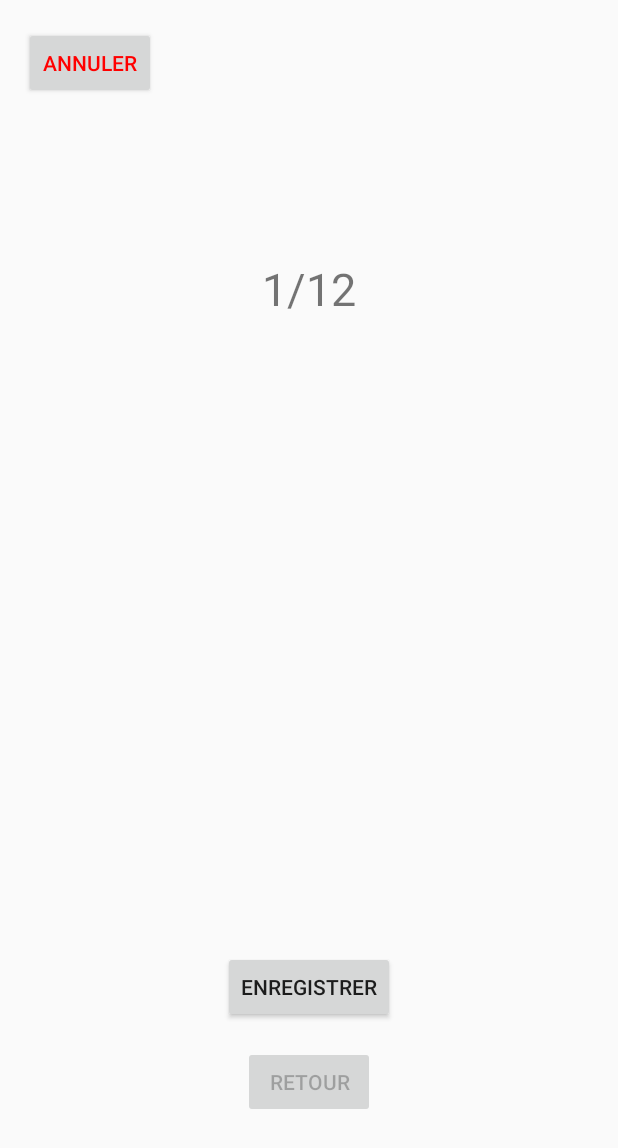
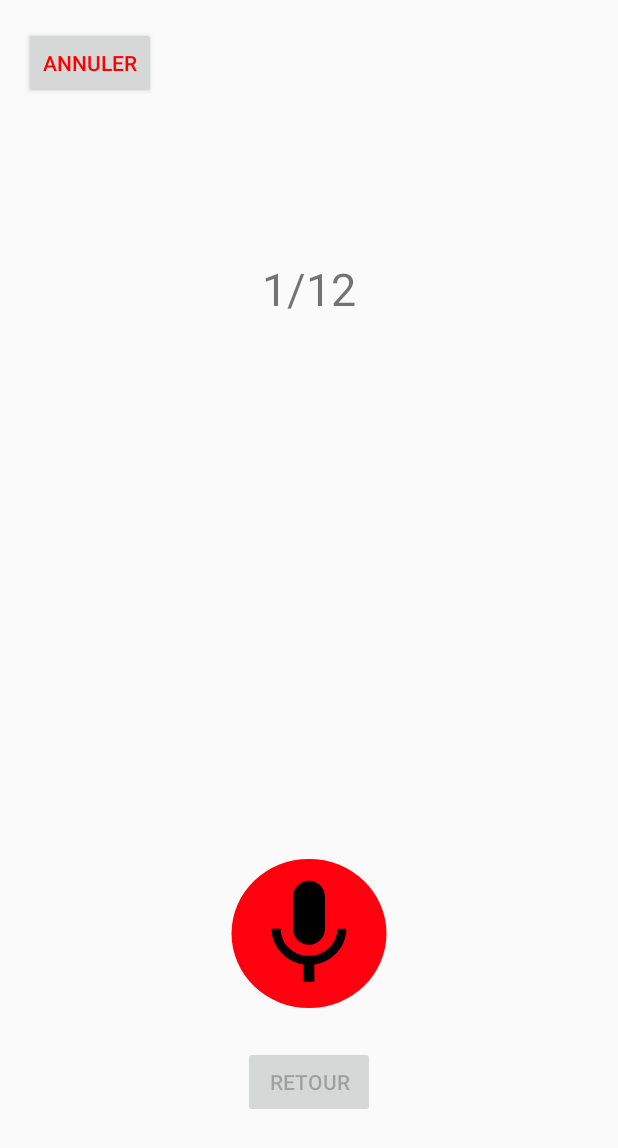
Before and after one commit to SALADINL/projetM1-Voicy, an Android app: the screen it shows after launch (Reco), after a tap on "PHRASE", on a phone screen of 412 x 824 dp. Shown: the top 1148 px of the screen. Run offline under Robolectric (Android 15) with nearby library versions, the light colour scheme and no system bars; network calls fail; 3 statements that could not run were skipped.

Commit message:
Remplacement d'un bouton 'Enregistrer' par un ImageButton qui contient un microphone

```diff
--- a/app/src/main/java/com/example/modulereco/Reco.java
+++ b/app/src/main/java/com/example/modulereco/Reco.java
@@ -9,6 +9,7 @@ import android.os.Environment;
 import android.support.v4.content.ContextCompat;
 import android.view.View;
 import android.widget.Button;
+import android.widget.ImageButton;
 import android.widget.TextView;
 
 import java.io.File;
@@ -25,7 +26,7 @@ public class Reco extends Activity
 	DAP dap = null;
 	TextView mot = null;
 	TextView compteur = null;
-	Button enregistrer = null;
+	ImageButton enregistrer = null;
 
 	Button annuler;
 
@@ -98,7 +99,7 @@ public class Reco extends Activity
 					verifierPermissions();
 					rec.startRecording();
 					retour.setEnabled(false);
-					enregistrer.setText("STOP");
+					enregistrer.setImageResource(R.drawable.ic_mic_black_85dp2);
 				}
 				else
 				{
@@ -114,7 +115,7 @@ public class Reco extends Activity
 						e.printStackTrace();
 					}
 					actualiser();
-					enregistrer.setText("Enregistrer");
+					enregistrer.setImageResource(R.drawable.ic_mic_black_85dp);
 
 					if (exo.getIndex() > 0)
 						retour.setEnabled(true);
--- /dev/null
+++ b/app/src/main/res/drawable/ic_brightness_1_black_24dp.xml
@@ -0,0 +1,5 @@
+<vector android:height="24dp" android:tint="#FF000E"
+    android:viewportHeight="24.0" android:viewportWidth="24.0"
+    android:width="24dp" xmlns:android="http://schemas.android.com/apk/res/android">
+    <path android:fillColor="#FF000000" android:pathData="M12,12m-10,0a10,10 0,1 1,20 0a10,10 0,1 1,-20 0"/>
+</vector>
--- /dev/null
+++ b/app/src/main/res/drawable/ic_mic_black_85dp.xml
@@ -0,0 +1,4 @@
+<vector android:height="85dp" android:viewportHeight="24.0"
+    android:viewportWidth="24.0" android:width="85dp" xmlns:android="http://schemas.android.com/apk/res/android">
+    <path android:fillColor="#FF000000" android:pathData="M12,14c1.66,0 2.99,-1.34 2.99,-3L15,5c0,-1.66 -1.34,-3 -3,-3S9,3.34 9,5v6c0,1.66 1.34,3 3,3zM17.3,11c0,3 -2.54,5.1 -5.3,5.1S6.7,14 6.7,11L5,11c0,3.41 2.72,6.23 6,6.72L11,21h2v-3.28c3.28,-0.48 6,-3.3 6,-6.72h-1.7z"/>
+</vector>
--- /dev/null
+++ b/app/src/main/res/drawable/ic_mic_black_85dp2.xml
@@ -0,0 +1,5 @@
+<vector android:height="85dp" android:tint="#A79C91"
+    android:viewportHeight="24.0" android:viewportWidth="24.0"
+    android:width="85dp" xmlns:android="http://schemas.android.com/apk/res/android">
+    <path android:fillColor="#FF000000" android:pathData="M12,14c1.66,0 2.99,-1.34 2.99,-3L15,5c0,-1.66 -1.34,-3 -3,-3S9,3.34 9,5v6c0,1.66 1.34,3 3,3zM17.3,11c0,3 -2.54,5.1 -5.3,5.1S6.7,14 6.7,11L5,11c0,3.41 2.72,6.23 6,6.72L11,21h2v-3.28c3.28,-0.48 6,-3.3 6,-6.72h-1.7z"/>
+</vector>
--- a/app/src/main/res/layout/activity_reco.xml
+++ b/app/src/main/res/layout/activity_reco.xml
@@ -39,12 +39,15 @@
         app:layout_constraintStart_toStartOf="parent"
         app:layout_constraintTop_toBottomOf="@+id/mot" />
 
-    <Button
+    <ImageButton
         android:id="@+id/record"
-        android:layout_width="wrap_content"
-        android:layout_height="wrap_content"
+        android:layout_width="124dp"
+        android:layout_height="119dp"
+        android:layout_marginStart="140dp"
+        android:layout_marginEnd="140dp"
         android:layout_marginBottom="15dp"
-        android:text="Enregistrer"
+        android:background="@drawable/ic_brightness_1_black_24dp"
+        android:src="@drawable/ic_mic_black_85dp"
         app:layout_constraintBottom_toTopOf="@+id/back"
         app:layout_constraintEnd_toEndOf="parent"
         app:layout_constraintStart_toStartOf="parent" />
--- a/app/src/main/res/values/colors.xml
+++ b/app/src/main/res/values/colors.xml
@@ -3,4 +3,5 @@
     <color name="colorPrimary">#787878</color>
     <color name="colorPrimaryDark">#323232</color>
     <color name="colorAccent">#D81B60</color>
+    <color name="rouge">#FC0000</color>
 </resources>
```
Also changed, not shown: 1 other file.
